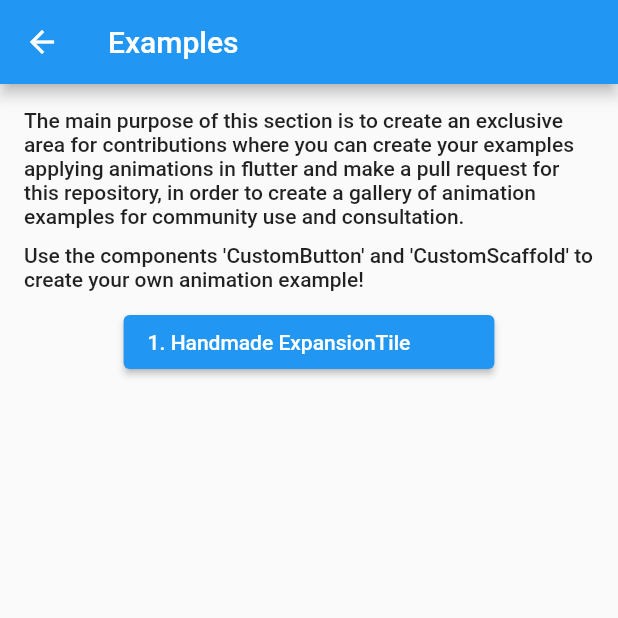
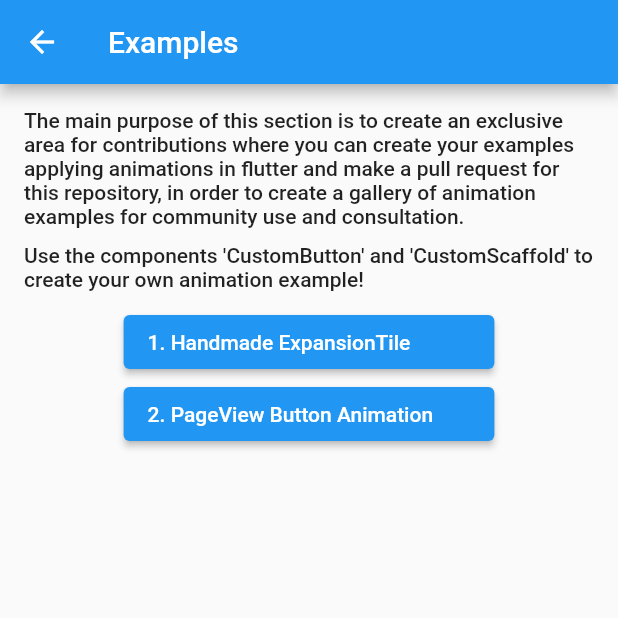
Before and after one commit to arthurgiani/flutter-animation-guide, a Flutter app: the screen it shows after launch, after a tap on "5. Example Gallery", on a phone screen of 412 x 824 dp, the top half of it. Run offline on Flutter 3.47's test engine with Material 2 defaults, Android fonts, the phone set to English and light mode, and no system bars; our stand-ins replace lottie.

Commit message:
added PageView Button Animation section

```diff
--- a/lib/modules/example_gallery/options_page.dart
+++ b/lib/modules/example_gallery/options_page.dart
@@ -1,13 +1,15 @@
 import 'package:flutter/material.dart';
 import 'package:flutter_animation_guide/components/custom_button.dart';
 import 'package:flutter_animation_guide/components/custom_scaffold.dart';
+import 'package:flutter_animation_guide/modules/example_gallery/page_view_button_animation_page.dart';
 import 'package:flutter_animation_guide/navigation.dart';
 
 import 'expansion_tile_hand_made_page.dart';
 
 class ExampleGaleryOptionsPage extends StatefulWidget {
   @override
-  _ExampleGaleryOptionsPageState createState() => _ExampleGaleryOptionsPageState();
+  _ExampleGaleryOptionsPageState createState() =>
+      _ExampleGaleryOptionsPageState();
 }
 
 class _ExampleGaleryOptionsPageState extends State<ExampleGaleryOptionsPage> {
@@ -32,11 +34,15 @@ class _ExampleGaleryOptionsPageState extends State<ExampleGaleryOptionsPage> {
             Center(
               child: Column(
                 children: [
-                  SizedBox(
-                    width: MediaQuery.of(context).size.width * 0.6,
-                    child: CustomButton(
-                      text: "1. Handmade ExpansionTile",
-                      onPressed: () => push(context, ExpansionTileHandMadePage()),
+                  CustomButton(
+                    text: "1. Handmade ExpansionTile",
+                    onPressed: () => push(context, ExpansionTileHandMadePage()),
+                  ),
+                  CustomButton(
+                    text: "2. PageView Button Animation",
+                    onPressed: () => push(
+                      context,
+                      PagewViewButtonAnimationPage(),
                     ),
                   ),
                 ],
```
Also changed, not shown: lib/modules/example_gallery/page_view_button_animation_page.dart (added, +93 -0 lines).
